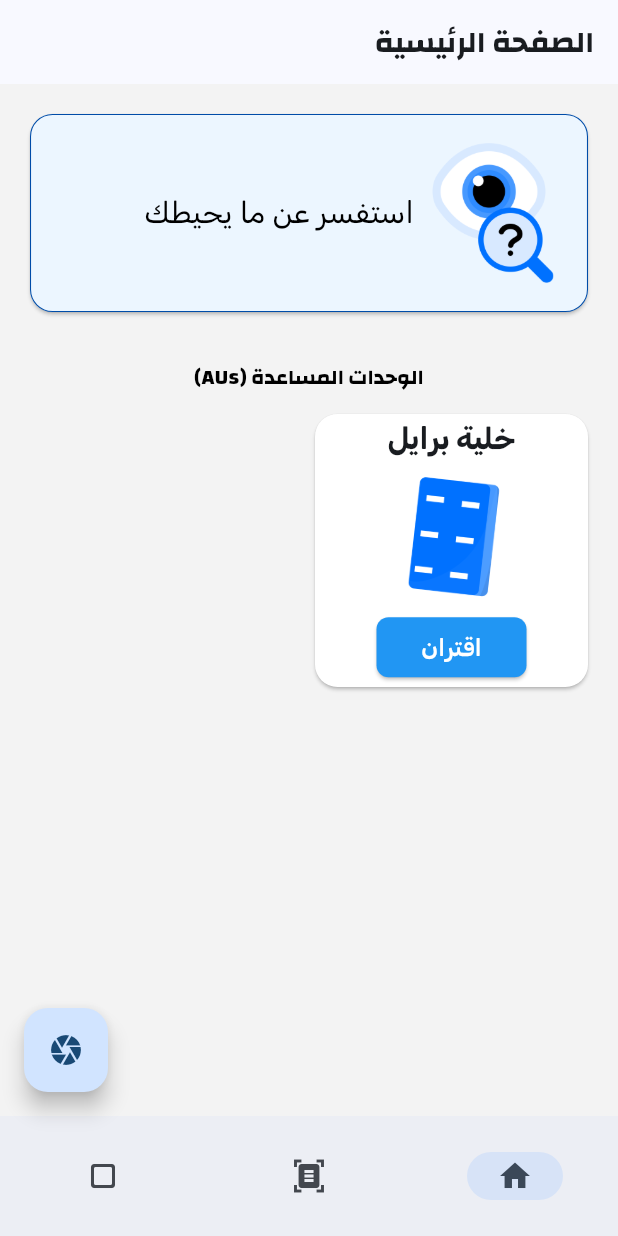
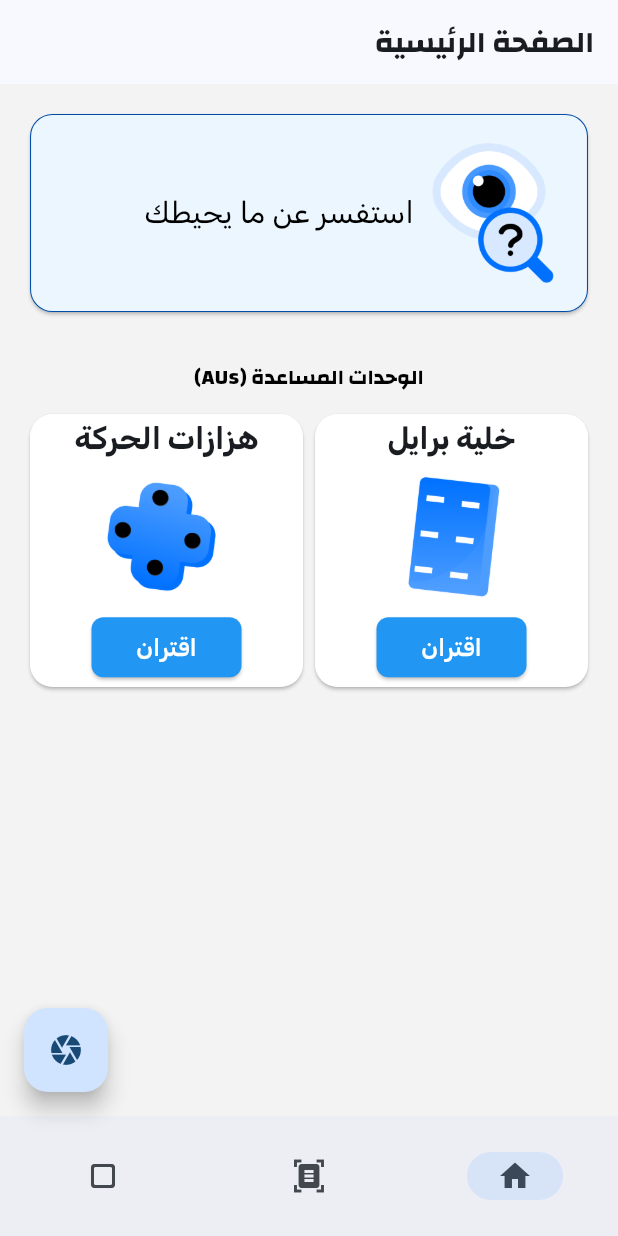
Before and after one commit to Somespi/baseera-frontend, a Flutter app: the screen it shows after launch, on a phone screen of 412 x 824 dp. Run offline on Flutter 3.47's test engine with Material 3 defaults, Android fonts, the phone set to English and light mode, and no system bars; our stand-ins replace flutter_blue_plus, flutter_tts, google_fonts, google_generative_ai, permission_handler, sensors_plus and 1 more; missing offline and left inert: ar_flutter_plugin_flutterflow, camerawesome, flutter_tesseract_ocr, ocr_scan_text, onnxruntime, record and 2 more; statements that could not run were skipped.

Commit message:
add vibration motors to au list

```diff
--- a/lib/main.dart
+++ b/lib/main.dart
@@ -9,7 +9,6 @@ import 'package:basera/services/ocr/ocr.dart';
 import 'package:basera/services/speech_to_text.dart';
 import 'package:basera/services/vqa.dart';
 import 'package:camerawesome/camerawesome_plugin.dart';
-import 'package:flutter/foundation.dart';
 import 'package:flutter/material.dart';
 import 'package:flutter/services.dart';
 import 'package:flutter_blue_plus/flutter_blue_plus.dart';
@@ -43,7 +42,18 @@ var assistiveUnits = [
     "image": "assets/icons/braille.png",
     "description":
         "جهاز بريل يترجم النصوص المكتوبة إلى نقاط بارزة لتمكين الأشخاص ذوي الاحتياج البصري والسمعي من قراءتها بشكل مستقل.",
-  }
+  },
+  {
+    "name": "هزازات الحركة",
+    "deviceName": "NanoESP32_BuzzerControl",
+    "connectedDevice": null,
+    "connectedCharacteristic": null,
+    "connectedService": null,
+    "isConnected": false,
+    "image": "assets/icons/motion.png",
+    "description":
+        "جهاز هزازات الحركة يترجم النصوص المكتوبة في الحركة بشكل مستقل.",
+  },
 ];
 
 void main() async {
--- a/pubspec.yaml
+++ b/pubspec.yaml
@@ -126,6 +126,7 @@ flutter:
     - assets/fonts/Changa-VariableFont_wght.ttf
     - assets/assistive_units/braille.png
     - assets/icons/braille.png
+    - assets/icons/motion.png
     - assets/icons/
     - assets/models/
     - assets/
```
Also changed, not shown: assets/icons/braille.png, assets/icons/motion.png (added).
